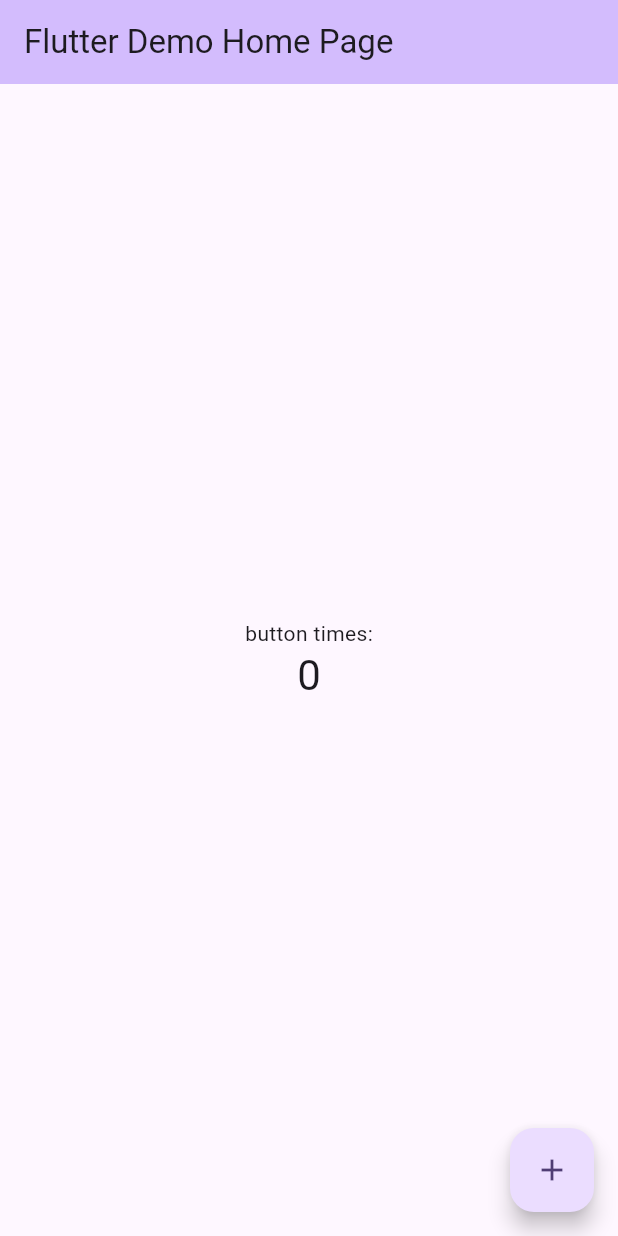
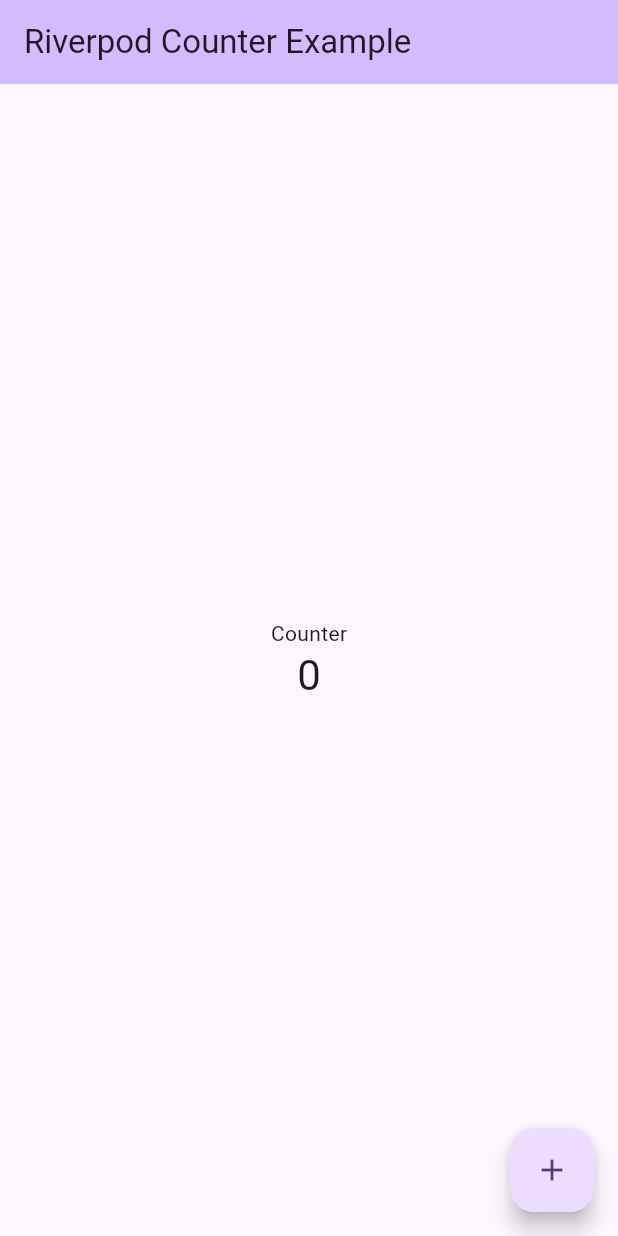
Before and after one commit to ammardev99/riverpod, a Flutter app: the screen it shows after launch, on a phone screen of 412 x 824 dp. Run offline on Flutter 3.47's test engine with Material 3 defaults, Android fonts, the phone set to English and light mode, and no system bars.

Commit message:
rename title

```diff
--- a/lib/main.dart
+++ b/lib/main.dart
@@ -15,7 +15,7 @@ class MyApp extends StatelessWidget {
       theme: ThemeData(
         colorScheme: ColorScheme.fromSeed(seedColor: Colors.deepPurple),
       ),
-      home: const MyHomePage(title: 'Flutter Demo Home Page'),
+      home: const MyHomePage(title: 'Riverpod Counter Example'),
     );
   }
 }
@@ -49,7 +49,7 @@ class _MyHomePageState extends State<MyHomePage> {
         child: Column(
           mainAxisAlignment: MainAxisAlignment.center,
           children: <Widget>[
-            const Text('button times:'),
+            const Text('Counter'),
             Text(
               '$_counter',
               style: Theme.of(context).textTheme.headlineMedium,
```
